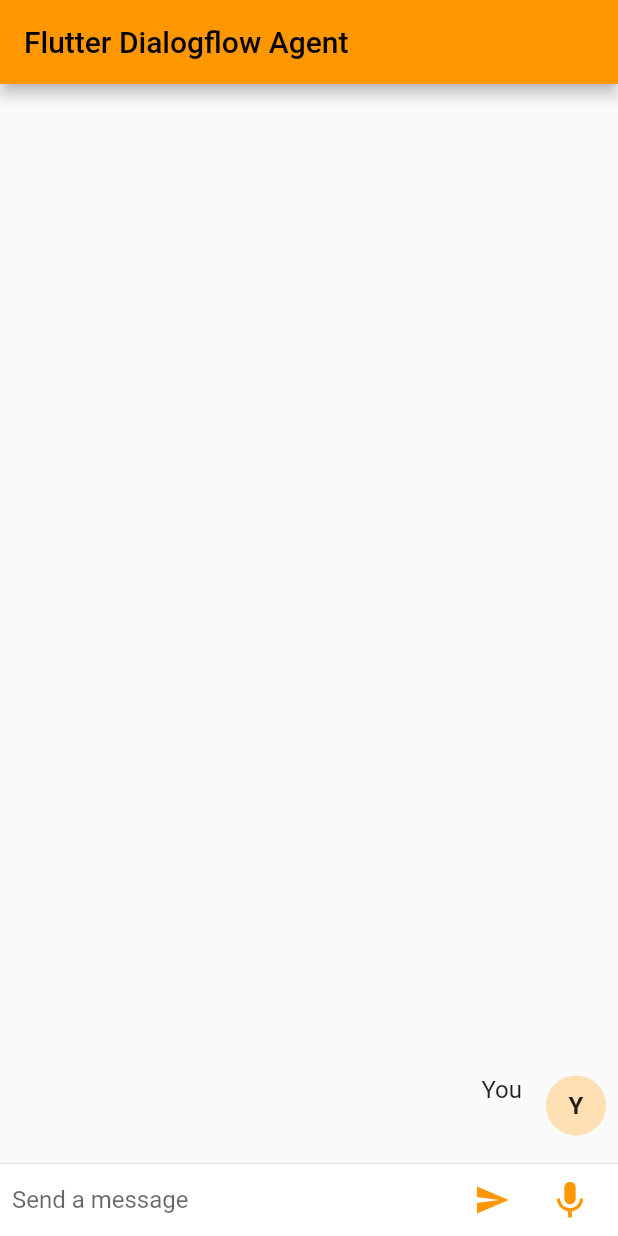
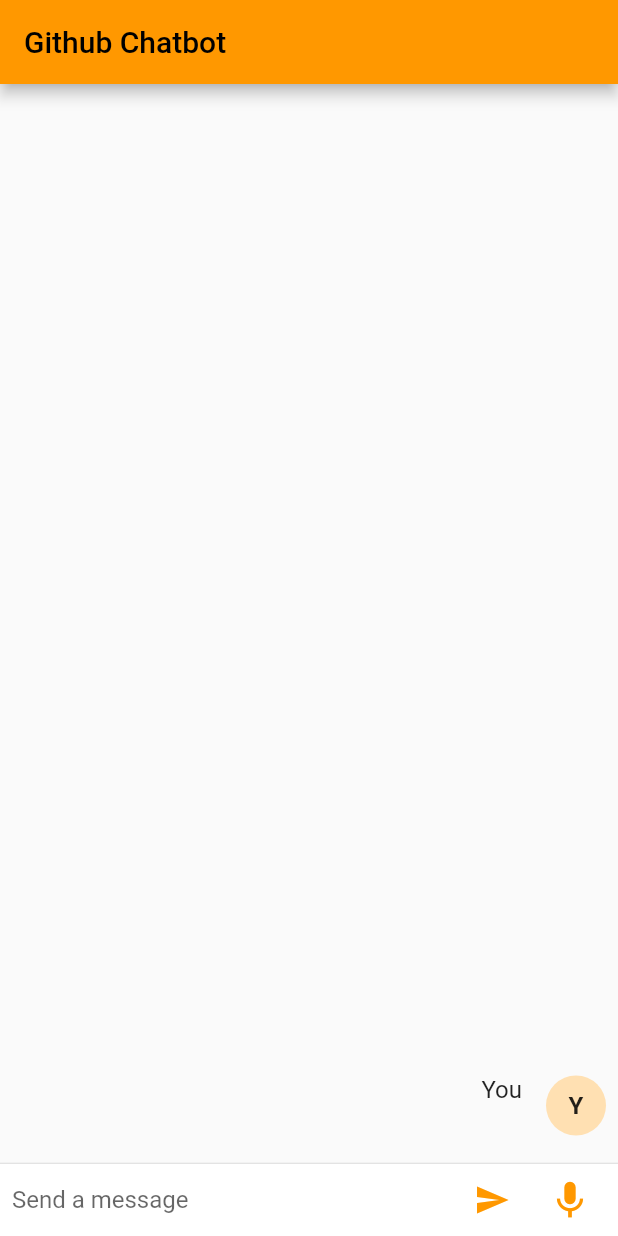
Before and after one commit to yonraf/semesterproject7, a Flutter app: the MyHomePage screen opened directly, after a tap on the "send" icon, on a phone screen of 412 x 824 dp. Run offline on Flutter 3.47's test engine with Material 2 defaults, Android fonts, the phone set to English and light mode, and no system bars; our stand-ins replace rxdart; missing offline and left inert: dialogflow_grpc, sound_stream; statements that could not run were skipped; project files that could hold a hidden picture were left out.

Commit message:
Updated flutter agent endpoint ip.

```diff
--- a/github_data_pipeline/lib/chat.dart
+++ b/github_data_pipeline/lib/chat.dart
@@ -94,74 +94,74 @@
     http.Response response;
 
     if (fulfillmentText == "mostrepositories") {
-      response = await http.get(Uri.parse("http://172.21.112.1:3000/user/most/repos"));
+      response = await http.get(Uri.parse("http://10.123.252.233:3000/user/most/repos"));
       fulfillmentText = response.body;
     } else if (fulfillmentText == "leastrepositories") {
-      response = await http.get(Uri.parse("http://172.21.112.1:3000/user/least/repos"));
+      response = await http.get(Uri.parse("http://10.123.252.233:3000/user/least/repos"));
       fulfillmentText = response.body;
     } else if (fulfillmentText == "mostfollowing") {
       response =
-      await http.get(Uri.parse("http://172.21.112.1:3000/user/most/following"));
+      await http.get(Uri.parse("http://10.123.252.233:3000/user/most/following"));
       fulfillmentText = response.body;
     } else if (fulfillmentText == "leastfollowing") {
       response =
-      await http.get(Uri.parse("http://172.21.112.1:3000/user/least/following"));
+      await http.get(Uri.parse("http://110.123.252.233:3000/user/least/following"));
           fulfillmentText = response.body;
           } else if(fulfillmentText == "mostfollowers")
       {
         response =
-        await http.get(Uri.parse("http://172.21.112.1:3000/user/most/followers"));
+        await http.get(Uri.parse("http://10.123.252.233:3000/user/most/followers"));
             fulfillmentText = response.body;
             } else if(fulfillmentText == "leastfollowers")
         {
           response =
-          await http.get(Uri.parse("http://172.21.112.1:3000/user/least/followers"));
+          await http.get(Uri.parse("http://10.123.252.233:3000/user/least/followers"));
               fulfillmentText = response.body;
 
               } else if(fulfillmentText == "moststars")
           {
             response =
-            await http.get(Uri.parse("http://172.21.112.1:3000/repos/most/stars"));
+            await http.get(Uri.parse("http://10.123.252.2333000/repos/most/stars"));
                 fulfillmentText = response.body;
                 } else if(fulfillmentText == "leaststars")
             {
               response =
-              await http.get(Uri.parse("http://172.21.112.1:3000/repos/least/stars"));
+              await http.get(Uri.parse("http://10.123.252.233:3000/repos/least/stars"));
                   fulfillmentText = response.body;
                   } else if(fulfillmentText == "mostforks")
               {
                 response =
-                await http.get(Uri.parse("http://172.21.112.1:3000/repos/most/forks"));
+                await http.get(Uri.parse("http://10.123.252.233:3000/repos/most/forks"));
                     fulfillmentText = response.body;
                     } else if(fulfillmentText == "mostwatchers")
                 {
                   response = await http.get(
-                      Uri.parse("http://172.21.112.1:3000/repos/most/watchers"));
+                      Uri.parse("http://10.123.252.233:3000/repos/most/watchers"));
                       fulfillmentText = response.body;
                       } else if(fulfillmentText == "leastwatchers")
                   {
                     response = await http.get(
-                        Uri.parse("http://172.21.112.1:3000/repos/least/watchers"));
+                        Uri.parse("http://10.123.252.233:3000/repos/least/watchers"));
                         fulfillmentText = response.body;
                         } else if(fulfillmentText == "leastforks")
                     {
                       response = await http.get(
-                          Uri.parse("http://172.21.112.1:3000/repos/least/forks"));
+                          Uri.parse("http://10.123.252.233:3000/repos/least/forks"));
                           fulfillmentText = response.body;
                           }
                           else if(fulfillmentText == "mostcommonevent")
                       {
                         response = await http.get(
-                            Uri.parse("http://172.21.112.1:3000/event/most/common"));
+                            Uri.parse("http://10.123.252.233:3000/event/most/common"));
                             fulfillmentText = response.body;
                             }
                             else if(fulfillmentText == "leastcommonevent")
                         {
                           response = await http.get(Uri.parse(
-                              "http://172.21.112.1:3000/event/least/common"));
+                              "http://10.123.252.233:3000/event/least/common"));
                           fulfillmentText = response.body;
                               } else if(fulfillmentText == "repowithwiki"){
-                              response = await http.get(Uri.parse("http://172.21.112.1:3000/repos/has/wiki"));
+                              response = await http.get(Uri.parse("http://10.123.252.233:3000/repos/has/wiki"));
                               fulfillmentText = response.body;
                           }
                             else {
--- a/github_data_pipeline/lib/main.dart
+++ b/github_data_pipeline/lib/main.dart
@@ -37,7 +37,7 @@
         // is not restarted.
         primarySwatch: Colors.orange,
       ),
-      home: MyHomePage(title: 'Flutter Dialogflow Agent'),
+      home: MyHomePage(title: 'Github Chatbot'),
     );
   }
 }
```
